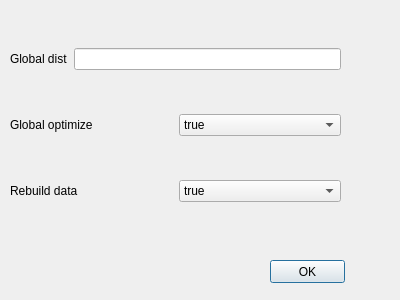
Old version of the form RapidScan/endscan.ui in the repository Shining3D/sdk-demo-cpp-rapid.
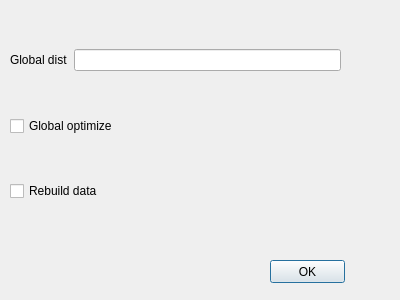
New version of the form.

What changed in the file:
```diff
--- a/RapidScan/endscan.ui
+++ b/RapidScan/endscan.ui
@@ -40,51 +40,23 @@
     <item>
      <layout class="QHBoxLayout" name="horizontalLayout">
       <item>
-       <widget class="QLabel" name="label">
+       <widget class="QCheckBox" name="checkBox_globaloptimize">
         <property name="text">
          <string>Global optimize</string>
         </property>
        </widget>
       </item>
-      <item>
-       <widget class="QComboBox" name="comboBox_globalOptimize">
-        <item>
-         <property name="text">
-          <string>true</string>
-         </property>
-        </item>
-        <item>
-         <property name="text">
-          <string>false</string>
-         </property>
-        </item>
-       </widget>
-      </item>
      </layout>
     </item>
     <item>
      <layout class="QHBoxLayout" name="horizontalLayout_2">
       <item>
-       <widget class="QLabel" name="label_4">
+       <widget class="QCheckBox" name="checkBox__rebuildData">
         <property name="text">
          <string>Rebuild data</string>
         </property>
        </widget>
       </item>
-      <item>
-       <widget class="QComboBox" name="comboBox_3">
-        <item>
-         <property name="text">
-          <string>true</string>
-         </property>
-        </item>
-        <item>
-         <property name="text">
-          <string>false</string>
-         </property>
-        </item>
-       </widget>
-      </item>
      </layout>
     </item>
    </layout>
```
